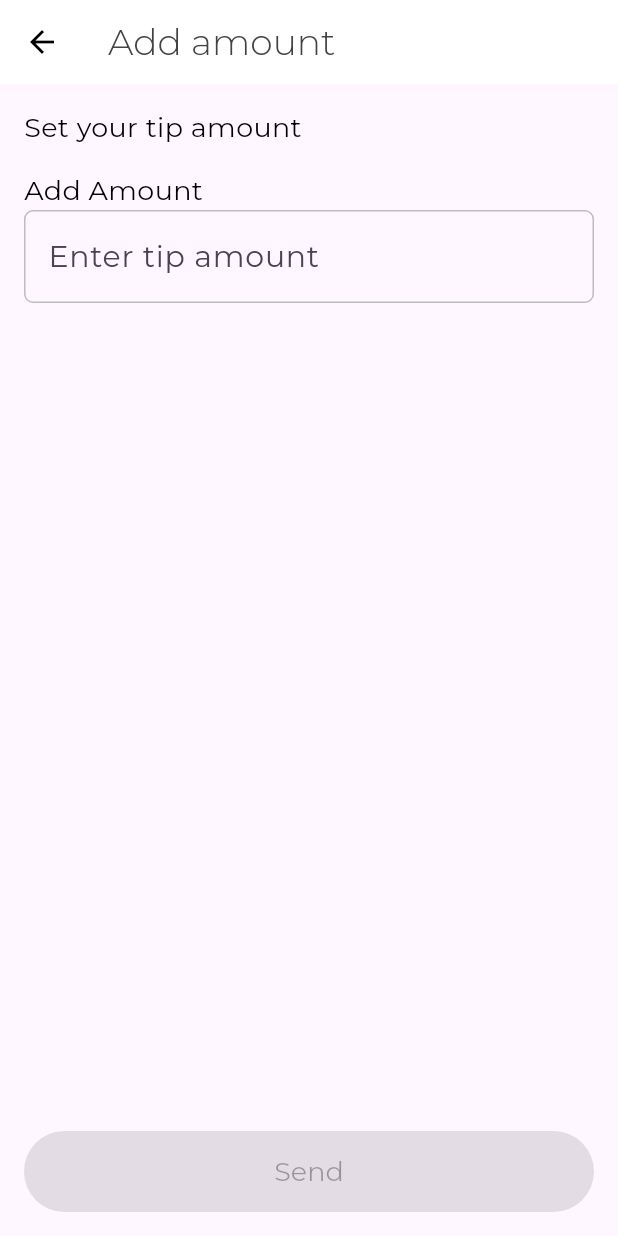
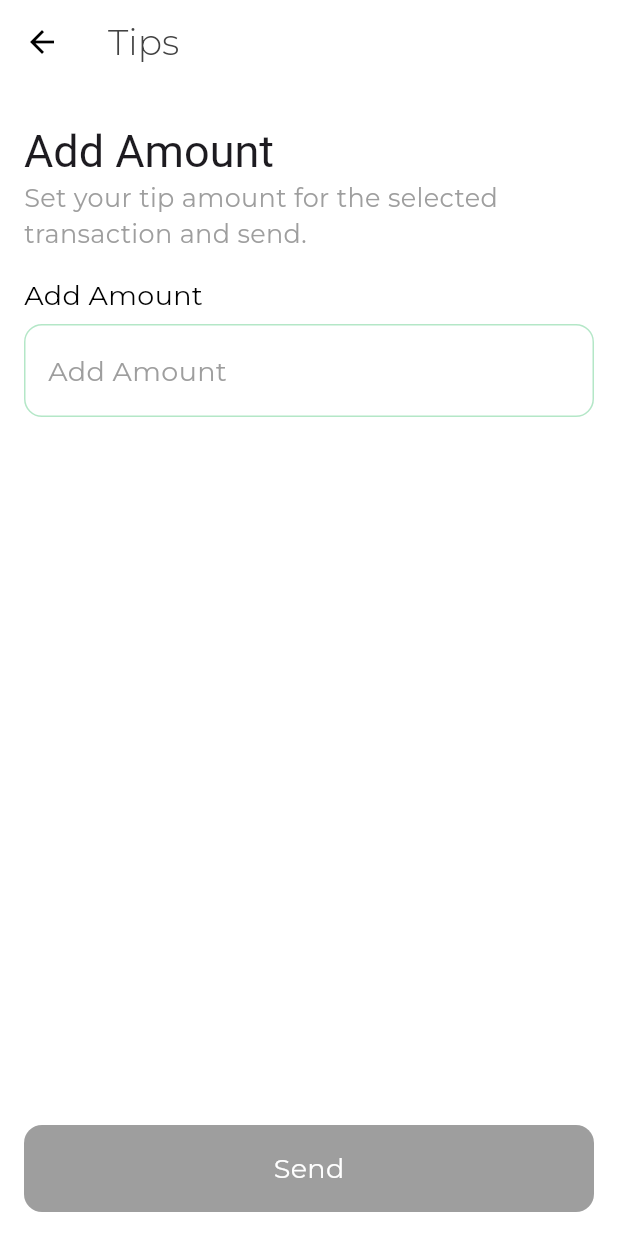
Before and after one commit to Edil-Ayehu/nedaj, a Flutter app: the AddTipAmountScreen screen opened directly with sample values from the repository, on a phone screen of 412 x 824 dp. Run offline on Flutter 3.47's test engine with Material 3 defaults, Android fonts, the phone set to English and light mode, and no system bars; our stand-ins replace fancy_shimmer_image, fluentui_system_icons, gap, get, google_fonts, hive and 8 more; missing offline and left inert: qr_code_scanner; accounts and stored records are empty.

Commit message:
AddTipAmountScreen UI modification completed.

```diff
--- a/lib/screens/tip screen/add_tip_amount_screen.dart
+++ b/lib/screens/tip screen/add_tip_amount_screen.dart
@@ -1,10 +1,11 @@
 import 'package:nedaj/export.dart';
 import 'package:nedaj/screens/tip%20screen/tip_success_screen.dart';
+// Add this import
 
 class AddTipAmountScreen extends StatefulWidget {
   final Transaction transaction;
 
-  const AddTipAmountScreen({Key? key, required this.transaction}) : super(key: key);
+  const AddTipAmountScreen({super.key, required this.transaction});
 
   @override
   _AddTipAmountScreenState createState() => _AddTipAmountScreenState();
@@ -29,8 +30,9 @@ class _AddTipAmountScreenState extends State<AddTipAmountScreen> {
   @override
   Widget build(BuildContext context) {
     return Scaffold(
+      backgroundColor: Colors.white,
       appBar: AppBar(
-        title: Text('Add amount'),
+        title: Text('Tips'),
         backgroundColor: Colors.white,
         elevation: 0,
       ),
@@ -39,20 +41,59 @@ class _AddTipAmountScreenState extends State<AddTipAmountScreen> {
         child: Column(
           crossAxisAlignment: CrossAxisAlignment.start,
           children: [
+            Gap(10),
             Text(
-              'Set your tip amount',
-              style: Theme.of(context).textTheme.bodyMedium,
+              'Add Amount',
+              style: Theme.of(context).textTheme.headlineLarge!.copyWith(
+                    fontSize: 30,
+                  ),
+            ),
+            Text(
+              'Set your tip amount for the selected transaction and send.',
+              style: Theme.of(context).textTheme.bodyMedium!.copyWith(
+                    color: Colors.grey,
+                    fontSize: 17,
+                  ),
             ),
             SizedBox(height: 16),
             Text(
               'Add Amount',
               style: Theme.of(context).textTheme.bodyMedium,
             ),
+            Gap(6),
             TextField(
               controller: _amountController,
-              keyboardType: TextInputType.number,
+              keyboardType: TextInputType.phone,
+              inputFormatters: [
+                FilteringTextInputFormatter.allow(RegExp(
+                    r'^\d+\.?\d{0,2}')), // Allow only numbers with up to 2 decimal places
+              ],
               decoration: InputDecoration(
-                hintText: 'Enter tip amount',
+                hintText: 'Add Amount',
+                hintStyle: Theme.of(context).textTheme.bodyMedium!.copyWith(
+                      color: Colors.grey,
+                    ),
+                border: OutlineInputBorder(
+                  borderRadius: BorderRadius.circular(12),
+                  borderSide: BorderSide(
+                    color: Constants.primaryColor.withOpacity(0.3),
+                    width: 1,
+                  ),
+                ),
+                enabledBorder: OutlineInputBorder(
+                  borderRadius: BorderRadius.circular(12),
+                  borderSide: BorderSide(
+                    color: Constants.primaryColor.withOpacity(0.3),
+                    width: 1,
+                  ),
+                ),
+                focusedBorder: OutlineInputBorder(
+                  borderRadius: BorderRadius.circular(12),
+                  borderSide: BorderSide(
+                    color: Constants.primaryColor.withOpacity(0.6),
+                    width: 1,
+                  ),
+                ),
               ),
             ),
             Spacer(),
@@ -61,14 +102,24 @@ class _AddTipAmountScreenState extends State<AddTipAmountScreen> {
               child: ElevatedButton(
                 onPressed: _isButtonEnabled
                     ? () {
-                        double tipAmount = double.tryParse(_amountController.text) ?? 0;
+                        double tipAmount =
+                            double.tryParse(_amountController.text) ?? 0;
                         Get.to(() => TipSuccessScreen(tipAmount: tipAmount));
                       }
                     : null,
-                child: Text('Send'),
                 style: ElevatedButton.styleFrom(
+                  disabledBackgroundColor: Colors.grey.shade500,
                   backgroundColor: Constants.primaryColor,
                   padding: EdgeInsets.symmetric(vertical: 16),
+                  shape: RoundedRectangleBorder(
+                    borderRadius: BorderRadius.circular(12),
+                  ),
+                ),
+                child: Text(
+                  'Send',
+                  style: Theme.of(context).textTheme.bodyMedium!.copyWith(
+                        color: Colors.white,
+                      ),
                 ),
               ),
             ),
```
